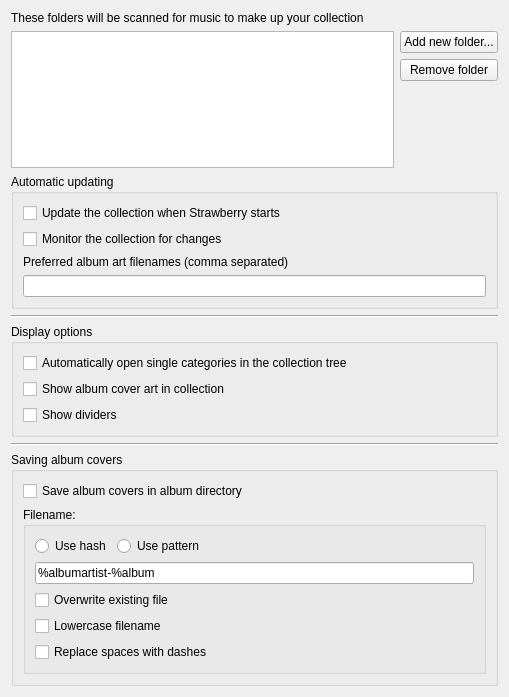
This is src/settings/collectionsettingspage.ui in strawberrymusicplayer/strawberry as Qt 5 draws it before an edit. The edited form follows.
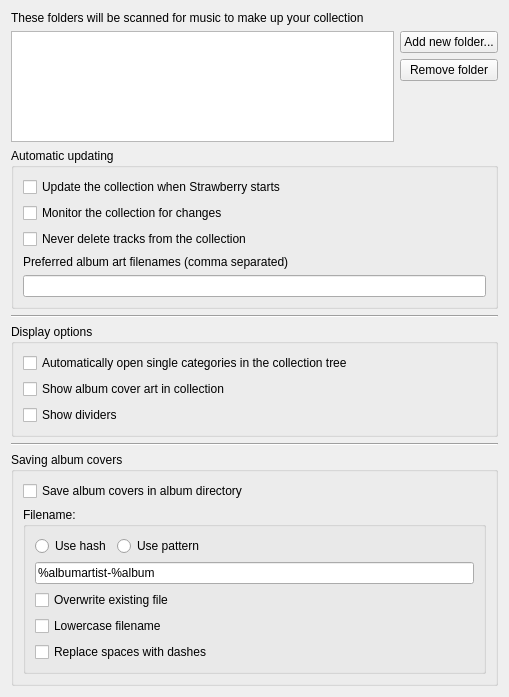
This is the edited form.

Diff of the .ui file:
```diff
--- a/src/settings/collectionsettingspage.ui
+++ b/src/settings/collectionsettingspage.ui
@@ -92,6 +92,13 @@
         </property>
        </widget>
       </item>
+      <item>
+       <widget class="QCheckBox" name="prevent_delete">
+        <property name="text">
+         <string>Never delete tracks from the collection</string>
+        </property>
+       </widget>
+      </item>
       <item>
        <widget class="QLabel" name="label_preferred_cover_filenames">
         <property name="text">
```
